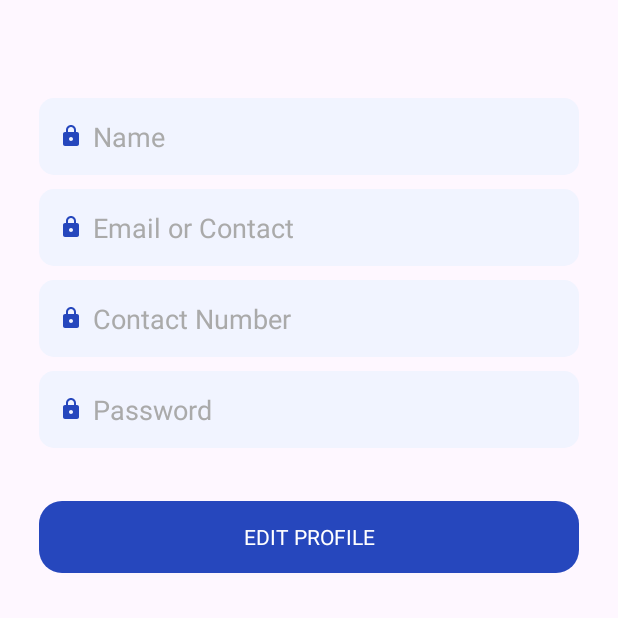
After one commit to hemil13/InternshipMay, an Android app: the ProfileActivity screen opened directly, with no data from a screen before it, on a phone screen of 412 x 824 dp, the top half of it. The commit adds this screen. Run offline under Robolectric (Android 15) with nearby library versions, the phone set to English and light mode, and no system bars; our stand-ins replace sdp/ssp sizes; Roboto replaces fonts that are not available here.

Commit message:
profile CRUD, logout

```diff
--- a/app/build.gradle.kts
+++ b/app/build.gradle.kts
@@ -42,4 +42,6 @@ dependencies {
     androidTestImplementation(libs.espresso.core)
 
     implementation ("com.intuit.sdp:sdp-android:1.1.1")
+
+    implementation ("com.github.bumptech.glide:glide:4.16.0")
 }
--- /dev/null
+++ b/app/src/main/java/com/example/internshipmay/ProfileActivity.java
@@ -0,0 +1,152 @@
+package com.example.internshipmay;
+
+import android.content.SharedPreferences;
+import android.database.Cursor;
+import android.database.sqlite.SQLiteDatabase;
+import android.os.Bundle;
+import android.view.View;
+import android.widget.Button;
+import android.widget.EditText;
+import android.widget.Toast;
+
+import androidx.activity.EdgeToEdge;
+import androidx.appcompat.app.AppCompatActivity;
+import androidx.core.graphics.Insets;
+import androidx.core.view.ViewCompat;
+import androidx.core.view.WindowInsetsCompat;
+
+public class ProfileActivity extends AppCompatActivity {
+
+    EditText name, email, contact, password, cnfpassword;
+
+    Button edit, update;
+
+    SharedPreferences sp;
+
+    SQLiteDatabase db;
+
+    String pattern = "[a-z0-9._%+-]+@[a-z0-9.-]+\\.[a-z]{2,4}$";
+
+    @Override
+    protected void onCreate(Bundle savedInstanceState) {
+        super.onCreate(savedInstanceState);
+        setContentView(R.layout.activity_profile);
+
+        db = openOrCreateDatabase("InternshipMay.db", MODE_PRIVATE, null);
+        String tableQuery = "CREATE TABLE IF NOT EXISTS user(userid INTEGER PRIMARY KEY AUTOINCREMENT ,name VARCHAR(50), email VARCHAR(100), contact VARCHAR(15), password VARCHAR(20))";
+        db.execSQL(tableQuery);
+
+        sp = getSharedPreferences(ConstantSp.pref, MODE_PRIVATE);
+
+
+        name = findViewById(R.id.profile_name);
+        email = findViewById(R.id.profile_email);
+        contact = findViewById(R.id.profile_contact);
+        password = findViewById(R.id.profile_password);
+        cnfpassword = findViewById(R.id.profile_cnfpassword);
+
+        edit = findViewById(R.id.profile_edit_button);
+        update = findViewById(R.id.profile_update_button);
+
+        setData(false);
+
+
+        edit.setOnClickListener(new View.OnClickListener() {
+            @Override
+            public void onClick(View view) {
+
+                setData(true);
+
+
+            }
+        });
+
+        update.setOnClickListener(new View.OnClickListener() {
+            @Override
+            public void onClick(View view) {
+
+                if(email.getText().toString().trim().equals("")){
+                    email.setError("Enter Email");
+                }
+                if(!email.getText().toString().matches(pattern)){
+                    email.setError("Enter a valid Email");
+                }
+
+                else if (name.getText().toString().trim().equals("")) {
+                    name.setError("Enter Name");
+                }
+
+                else if (contact.getText().toString().trim().equals("")) {
+                    contact.setError("Enter Contact Number");
+
+                } else if (password.getText().toString().equals("")) {
+                    password.setError("Enter Password");
+                }
+
+                else if(cnfpassword.getText().toString().equals("")){
+                    cnfpassword.setError("Confirm Password is empty");
+                }
+                else if (password.getText().toString().length()<6) {
+                    password.setError("Minimum 6 characters");
+                }
+
+                else if (cnfpassword.getText().toString().length()<6) {
+                    cnfpassword.setError("Minimum 6 characters");
+                }
+
+                else if(!password.getText().toString().matches(cnfpassword.getText().toString())){
+                    cnfpassword.setError("Password And Confirm Password Doesn't matches ");
+                }
+                else{
+
+                    String checkEmail = "SELECT * FROM user WHERE userid = '"+ConstantSp.userid+"'";
+                    Cursor cursor = db.rawQuery(checkEmail,null);
+
+                    if(cursor.getCount()>0){
+                        sp.edit().putString(ConstantSp.name, cursor.getString(1)).commit();
+                        sp.edit().putString(ConstantSp.email, cursor.getString(2)).commit();
+                        sp.edit().putString(ConstantSp.contact, cursor.getString(3)).commit();
+                        sp.edit().putString(ConstantSp.password, cursor.getString(4)).commit();
+                        Toast.makeText(ProfileActivity.this, "Update Successfully", Toast.LENGTH_LONG).show();
+
+                        String updateProfile = "UPDATE user SET name = '"+name.getText().toString()+"', email = '"+email.getText().toString()+"', contact = '"+contact.getText().toString()+"', password = '"+password.getText().toString()+"' WHERE userid = '"+ConstantSp.userid+"'";
+                        db.execSQL(updateProfile);
+
+                        setData(false);
+                    }
+                }
+            }
+        });
+    }
+
+    public void setData(Boolean b){
+        name.setText(sp.getString(ConstantSp.name,""));
+        email.setText(sp.getString(ConstantSp.email,""));
+        contact.setText(sp.getString(ConstantSp.contact,""));
+        password.setText(sp.getString(ConstantSp.password,""));
+
+        name.setEnabled(b);
+        email.setEnabled(b);
+        contact.setEnabled(b);
+        password.setEnabled(b);
+        cnfpassword.setEnabled(b);
+
+        if(b){
+            cnfpassword.setVisibility(View.VISIBLE);
+            edit.setVisibility(View.GONE);
+            update.setVisibility(View.VISIBLE);
+        }
+
+        else{
+            cnfpassword.setVisibility(View.GONE);
+            edit.setVisibility(View.VISIBLE);
+            update.setVisibility(View.GONE);
+        }
+
+
+
+
+
+
+    }
+}
--- /dev/null
+++ b/app/src/main/res/layout/activity_profile.xml
@@ -0,0 +1,103 @@
+<?xml version="1.0" encoding="utf-8"?>
+<ScrollView xmlns:android="http://schemas.android.com/apk/res/android"
+
+    xmlns:tools="http://schemas.android.com/tools"
+    xmlns:app="http://schemas.android.com/apk/res-auto"
+    android:layout_width="match_parent"
+    android:layout_height="match_parent"
+    android:orientation="vertical"
+    tools:context=".ProfileActivity">
+
+    <LinearLayout
+        android:layout_width="match_parent"
+        android:layout_height="match_parent"
+        android:orientation="vertical">
+
+        <EditText
+
+            android:layout_marginTop="@dimen/_50sdp"
+            android:id="@+id/profile_name"
+            style="@style/edittext"
+            android:hint="Name"
+            android:layout_marginBottom="@dimen/_7sdp"
+            android:drawablePadding="@dimen/_5sdp"
+            android:drawableLeft="@drawable/ic_lock"
+
+            />
+
+        <EditText
+            android:id="@+id/profile_email"
+            style="@style/edittext"
+            android:hint="@string/email"
+            android:inputType="textEmailAddress"
+            android:layout_marginBottom="@dimen/_7sdp"
+            android:drawablePadding="@dimen/_5sdp"
+            android:drawableLeft="@drawable/ic_lock"
+
+            />
+
+
+
+        <EditText
+            android:id="@+id/profile_contact"
+            style="@style/edittext"
+            android:hint="Contact Number"
+            android:inputType="phone"
+            android:layout_marginBottom="@dimen/_7sdp"
+            android:drawablePadding="@dimen/_5sdp"
+            android:drawableLeft="@drawable/ic_lock"
+            android:maxLength="10"
+
+            />
+
+
+
+        <EditText
+            android:id="@+id/profile_password"
+            style="@style/edittext"
+            android:hint="@string/password"
+            android:layout_marginBottom="@dimen/_7sdp"
+            android:drawableLeft="@drawable/ic_lock"
+            android:drawablePadding="@dimen/_5sdp"
+            android:inputType="textPassword"
+            />
+
+        <EditText
+            android:id="@+id/profile_cnfpassword"
+            style="@style/edittext"
+            android:hint="Confirm Password"
+            android:inputType="textPassword"
+            android:drawablePadding="@dimen/_5sdp"
+            android:drawableLeft="@drawable/ic_lock"
+            android:visibility="gone"
+
+            />
+
+
+        <Button
+
+            android:id="@+id/profile_edit_button"
+            style="@style/button"
+            app:backgroundTint="@null"
+            android:layout_marginTop="@dimen/_20sdp"
+            android:text="Edit Profile"
+            android:layout_marginBottom="@dimen/_20sdp"
+            />
+
+        <Button
+
+            android:id="@+id/profile_update_button"
+            style="@style/button"
+            app:backgroundTint="@null"
+            android:layout_marginTop="@dimen/_7sdp"
+            android:text="Updaye Profile"
+            android:layout_marginBottom="@dimen/_20sdp"
+            android:visibility="gone"
+            />
+
+
+    </LinearLayout>
+
+
+
+</ScrollView>
```
Also changed, not shown: app/src/main/AndroidManifest.xml (+16 -7 lines), app/src/main/java/com/example/internshipmay/ConstantSp.java (added, +11 -0 lines), app/src/main/java/com/example/internshipmay/DashboardActivity.java (+66 -0 lines), app/src/main/java/com/example/internshipmay/MainActivity.java (+16 -0 lines), app/src/main/java/com/example/internshipmay/SplashActivity.java (added, +52 -0 lines), app/src/main/res/layout/activity_dashboard.xml (+36 -2 lines), app/src/main/res/layout/activity_splash.xml (added, +19 -0 lines).
